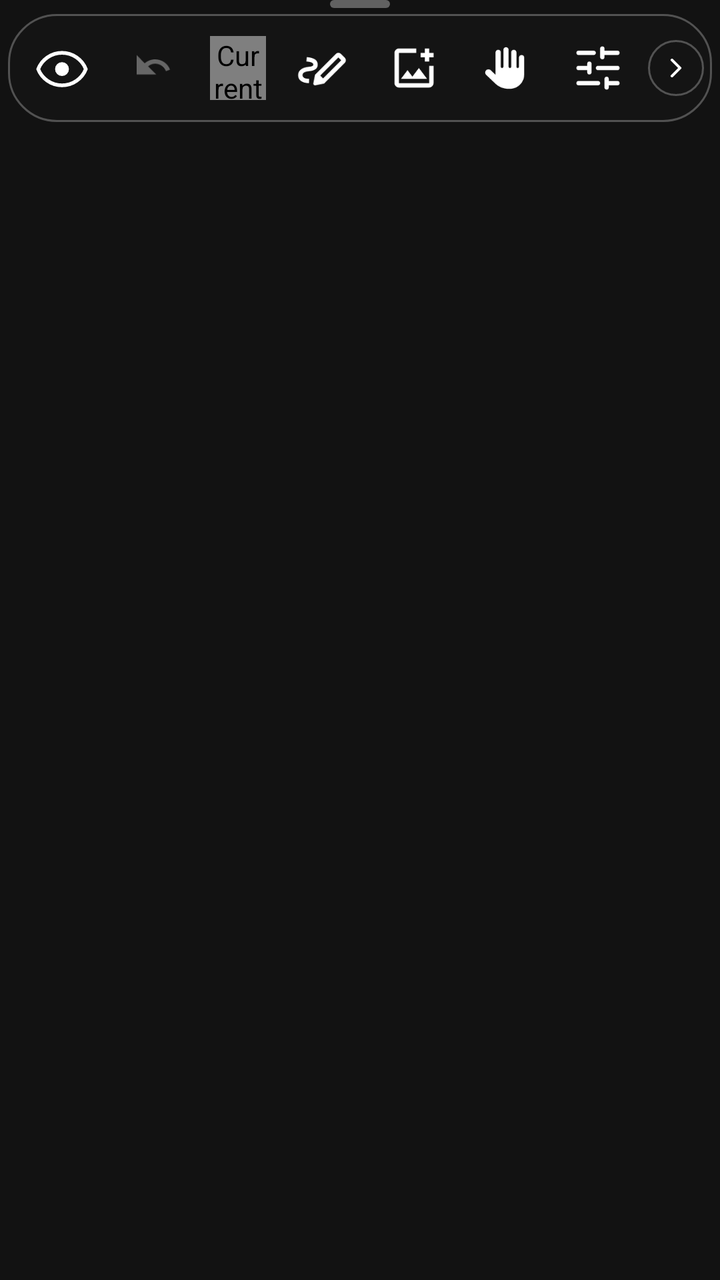
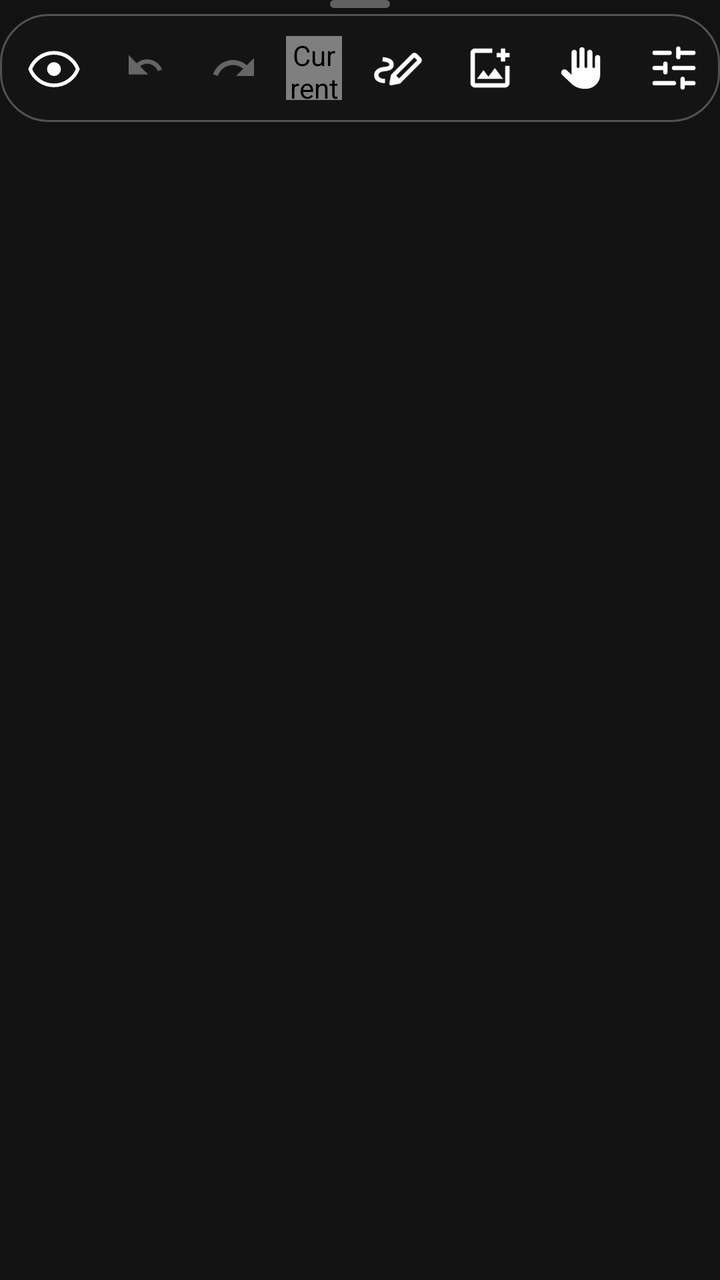

Compare the two renders of this Android layout. The source of the first and the diff that turns it into the second are given below.
<!-- AndroidManifest.xml: application theme Theme.DrawAnywhere -->
<!-- res/layout/overlay_toolbar_horizontal.xml -->
<?xml version="1.0" encoding="utf-8"?>
<LinearLayout
    xmlns:android="http://schemas.android.com/apk/res/android"
    android:layout_width="wrap_content"
    android:layout_height="wrap_content"
    android:orientation="vertical"
    android:gravity="center_horizontal">

    <View
        android:layout_width="30dp"
        android:layout_height="4dp"
        android:background="@drawable/bg_grip_handle"
        android:layout_marginBottom="3dp" />

    <LinearLayout
        android:id="@+id/toolbar_content_row"
        android:layout_width="wrap_content"
        android:layout_height="wrap_content"
        android:orientation="horizontal"
        android:gravity="center_vertical"
        android:background="@drawable/bg_toolbar"
        android:paddingStart="4dp"
        android:paddingEnd="4dp"
        android:paddingTop="4dp"
        android:paddingBottom="4dp"
        android:elevation="8dp">

        
        <ImageView
            android:id="@+id/btn_hide"
            android:layout_width="46dp"
            android:layout_height="46dp"
            android:padding="10dp"
            android:src="@drawable/ic_eye"
            android:tint="@color/toolbar_icon_default"
            android:scaleType="fitCenter"
            android:background="@android:color/transparent"
            android:clickable="true"
            android:focusable="true"
            android:contentDescription="@string/cd_btn_hide" />

        
        <ImageView
            android:id="@+id/btn_undo"
            android:layout_width="46dp"
            android:layout_height="46dp"
            android:padding="10dp"
            android:src="@drawable/ic_undo"
            android:tint="@color/toolbar_icon_default"
            android:scaleType="fitCenter"
            android:background="@android:color/transparent"
            android:clickable="true"
            android:focusable="true"
            android:alpha="0.35"
            android:enabled="false"
            android:contentDescription="@string/cd_btn_undo" />

        <com.drawanywhere.app.ColorDropView
            android:id="@+id/view_color_dot"
            android:layout_width="28dp"
            android:layout_height="32dp"
            android:layout_marginStart="5dp"
            android:layout_marginEnd="5dp"
            android:clickable="true"
            android:focusable="true"
            android:contentDescription="@string/cd_color_dot" />

        <ImageView
            android:id="@+id/btn_tools"
            android:layout_width="46dp"
            android:layout_height="46dp"
            android:padding="10dp"
            android:src="@drawable/ic_pen"
            android:tint="@color/toolbar_icon_default"
            android:scaleType="fitCenter"
            android:background="@android:color/transparent"
            android:clickable="true"
            android:focusable="true"
            android:contentDescription="@string/cd_btn_tools" />

        <View
            android:id="@+id/toolbar_divider"
            android:layout_width="1dp"
            android:layout_height="26dp"
            android:background="@color/toolbar_divider"
            android:layout_marginStart="2dp"
            android:layout_marginEnd="2dp"
            android:visibility="gone" />

        <HorizontalScrollView
            android:id="@+id/toolbar_scroll_container"
            android:layout_width="wrap_content"
            android:layout_height="wrap_content"
            android:scrollbars="none"
            android:overScrollMode="never"
            android:requiresFadingEdge="horizontal"
            android:fadingEdgeLength="@dimen/toolbar_fading_edge_length">

            <LinearLayout
                android:id="@+id/toolbar_scroll_inner"
                android:layout_width="wrap_content"
                android:layout_height="wrap_content"
                android:orientation="horizontal"
                android:gravity="center_vertical">

                <ImageView
                    android:id="@+id/btn_add_image"
                    android:layout_width="46dp"
                    android:layout_height="46dp"
                    android:padding="10dp"
                    android:src="@drawable/ic_image"
                    android:tint="@color/toolbar_icon_default"
                    android:scaleType="fitCenter"
                    android:background="@android:color/transparent"
                    android:clickable="true"
                    android:focusable="true"
                    android:contentDescription="@string/cd_btn_image" />

                <ImageView
                    android:id="@+id/btn_finger"
                    android:layout_width="46dp"
                    android:layout_height="46dp"
                    android:padding="10dp"
                    android:src="@drawable/ic_finger"
                    android:tint="@color/toolbar_icon_default"
                    android:scaleType="fitCenter"
                    android:background="@android:color/transparent"
                    android:clickable="true"
                    android:focusable="true"
                    android:contentDescription="@string/cd_btn_finger" />

                <ImageView
                    android:id="@+id/btn_settings"
                    android:layout_width="46dp"
                    android:layout_height="46dp"
                    android:padding="10dp"
                    android:src="@drawable/ic_settings"
                    android:tint="@color/toolbar_icon_default"
                    android:scaleType="fitCenter"
                    android:background="@android:color/transparent"
                    android:clickable="true"
                    android:focusable="true"
                    android:contentDescription="@string/cd_btn_settings" />

            </LinearLayout>
        </HorizontalScrollView>

        
        <FrameLayout
            android:id="@+id/btn_collapse_arrow_container"
            android:layout_width="28dp"
            android:layout_height="28dp"
            android:layout_marginStart="2dp"
            android:background="@drawable/bg_collapse_pill">
            <ImageView
                android:id="@+id/btn_collapse_arrow"
                android:layout_width="match_parent"
                android:layout_height="match_parent"
                android:padding="6dp"
                android:src="@drawable/ic_chevron_right"
                android:tint="@color/toolbar_icon_default"
                android:scaleType="fitCenter"
                android:clickable="true"
                android:focusable="true"
                android:contentDescription="@string/cd_btn_collapse" />
        </FrameLayout>

    </LinearLayout>

</LinearLayout>
<!-- resources referenced by this layout -->
<resources>
  <color name="toolbar_divider">#44FFFFFF</color>
  <color name="toolbar_icon_default">#FFFFFFFF</color>
  <dimen name="toolbar_fading_edge_length">18dp</dimen>
  <!-- drawable bg_collapse_pill (drawable) -->
  <?xml version="1.0" encoding="utf-8"?>
  <shape xmlns:android="http://schemas.android.com/apk/res/android"
      android:shape="oval">
      <solid android:color="@color/toolbar_bg" />
      <stroke
          android:width="1dp"
          android:color="@color/toolbar_divider" />
  </shape>
  <!-- drawable bg_grip_handle (drawable) -->
  <?xml version="1.0" encoding="utf-8"?>
  <shape xmlns:android="http://schemas.android.com/apk/res/android"
      android:shape="rectangle">
      <solid android:color="#55FFFFFF" />
      <corners android:radius="3dp" />
  </shape>
  <!-- drawable bg_toolbar (drawable) -->
  <?xml version="1.0" encoding="utf-8"?>
  <shape xmlns:android="http://schemas.android.com/apk/res/android"
      android:shape="rectangle">
  
      <solid android:color="@color/toolbar_bg" />
  
      <corners android:radius="24dp" />
  
      <stroke
          android:width="1dp"
          android:color="@color/toolbar_divider" />
  
  </shape>
  <!-- drawable ic_chevron_right (drawable) -->
  <?xml version="1.0" encoding="utf-8"?>
  <vector xmlns:android="http://schemas.android.com/apk/res/android"
      android:width="24dp" android:height="24dp"
      android:viewportWidth="24" android:viewportHeight="24">
      <path
          android:pathData="M9,6L15,12L9,18"
          android:fillColor="#00000000"
          android:strokeColor="#FFFFFFFF"
          android:strokeWidth="2"
          android:strokeLineCap="round"
          android:strokeLineJoin="round" />
  </vector>
  <!-- drawable ic_undo (drawable) -->
  <?xml version="1.0" encoding="utf-8"?>
  <vector xmlns:android="http://schemas.android.com/apk/res/android"
      android:width="24dp"
      android:height="24dp"
      android:viewportWidth="24"
      android:viewportHeight="24">
  
      <path
          android:pathData="M12.5,8C10.65,8 8.99,8.7 7.7,9.83L4,6V15H13L9.27,11.27C10.16,10.49 11.28,10 12.5,10C14.77,10 16.72,11.44 17.5,13.45L19.41,12.74C18.29,9.87 15.61,8 12.5,8Z"
          android:fillColor="#FFFFFFFF" />
  
  </vector>
  <string name="cd_btn_collapse">Collapse or expand toolbar</string>
  <string name="cd_btn_finger">Toggle touch pass-through</string>
  <string name="cd_btn_hide">Hide or show canvas</string>
  <string name="cd_btn_image">Add image from gallery</string>
  <string name="cd_btn_settings">Open settings</string>
  <string name="cd_btn_tools">Select drawing tool</string>
  <string name="cd_btn_undo">Undo last stroke</string>
  <string name="cd_color_dot">Current drawing color</string>
  <color name="toolbar_bg">#E8141414</color>
  <color name="colorPrimary">#FFB73A3A</color>
  <color name="colorPrimaryVariant">#FF8B0000</color>
  <color name="colorOnPrimary">#FFFFFFFF</color>
  <color name="colorSecondary">#FF444444</color>
  <color name="colorOnSecondary">#FFFFFFFF</color>
  <color name="colorError">#FFCF6679</color>
  <color name="colorOnError">#FF000000</color>
  <color name="colorSurface">#FF1C1C1C</color>
  <color name="colorOnSurface">#FFFFFFFF</color>
  <color name="colorBackground">#FF121212</color>
  <!-- unchanged entries left out for length: 6 -->
</resources>

<!-- the commit's change to res/layout/overlay_toolbar_horizontal.xml (unified diff, before → after) -->
@@ -54,6 +54,17 @@
             android:alpha="0.35"
             android:enabled="false"
             android:contentDescription="@string/cd_btn_undo" />
+
+        
+        <ImageView
+            android:id="@+id/btn_redo"
+            android:layout_width="42dp"
+            android:layout_height="42dp"
+            android:padding="9dp"
+            android:src="@drawable/ic_redo"
+            android:alpha="0.35"
+            android:contentDescription="Redo"
+            android:background="?attr/selectableItemBackgroundBorderless" />
 
         <com.drawanywhere.app.ColorDropView
             android:id="@+id/view_color_dot"
<!-- resource entries referenced after the edit -->
@@ -46,6 +46,13 @@
           android:strokeLineCap="round"
           android:strokeLineJoin="round" />
   </vector>
+  <!-- drawable ic_redo (drawable) -->
+  <vector xmlns:android="http://schemas.android.com/apk/res/android"
+      android:width="24dp" android:height="24dp"
+      android:viewportWidth="24" android:viewportHeight="24">
+    <path android:fillColor="@android:color/white"
+        android:pathData="M18.4,10.6C16.55,8.99 14.15,8 11.5,8c-4.65,0 -8.58,3.03 -9.96,7.22L3.9,16c1.05,-3.19 4.05,-5.5 7.6,-5.5 1.95,0 3.73,0.72 5.12,1.88L13,16h9L22,7l-3.6,3.6z"/>
+  </vector>
   <!-- drawable ic_undo (drawable) -->
   <?xml version="1.0" encoding="utf-8"?>
   <vector xmlns:android="http://schemas.android.com/apk/res/android"
